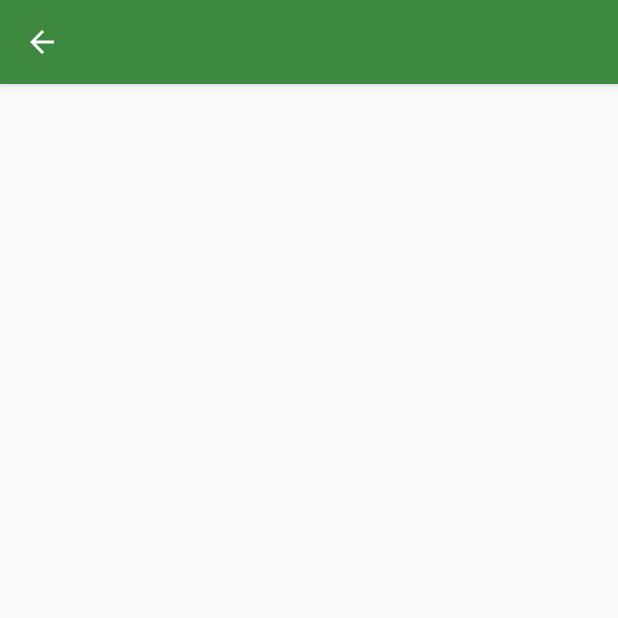
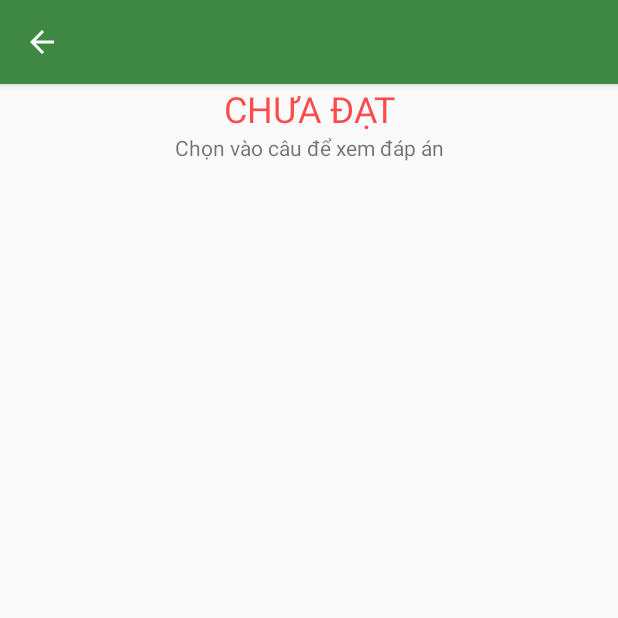
Before and after one commit to haidong94/TracNghiemLaiXe, an Android app: the MyAnswerActivity screen opened directly, with no data from a screen before it, on a phone screen of 412 x 824 dp, the top half of it. Run offline under Robolectric (Android 15) with nearby library versions, the phone set to English and light mode, and no system bars; 5 statements that could not run were skipped.

Commit message:
COMPLETE 18/04/17

```diff
--- a/app/src/main/java/com/example/dong/tracnghiemlaixe/MyAnswerActivity.java
+++ b/app/src/main/java/com/example/dong/tracnghiemlaixe/MyAnswerActivity.java
@@ -9,6 +9,7 @@ import android.support.v7.widget.RecyclerView;
 import android.support.v7.widget.Toolbar;
 import android.view.View;
 import android.widget.Button;
+import android.widget.LinearLayout;
 import android.widget.TextView;
 
 import com.example.dong.tracnghiemlaixe.adapter.RecyclerMyAnswerAdapter;
@@ -27,7 +28,8 @@ public class MyAnswerActivity extends AppCompatActivity {
     private GridLayoutManager lLayout;
     private Button btnSubmit;
     ArrayList<Items> listItem;
-    TextView txtCore;
+    TextView txtCore,txtResuit;
+    LinearLayout lnResult;
     @Override
     protected void onCreate(@Nullable Bundle savedInstanceState) {
         super.onCreate(savedInstanceState);
@@ -46,6 +48,11 @@ public class MyAnswerActivity extends AppCompatActivity {
         }
         txtCore.setVisibility(View.VISIBLE);
         txtCore.setText(i+"/"+listItem.size());
+
+        if(i>=16)
+            txtResuit.setText(getResources().getString(R.string.pass));
+        else
+            txtResuit.setText(getResources().getString(R.string.fail));
     }
 
     private void addControl() {
@@ -68,5 +75,9 @@ public class MyAnswerActivity extends AppCompatActivity {
         recyclerView.setLayoutManager(lLayout);
         adapter=new RecyclerMyAnswerAdapter(listItem,this);
         recyclerView.setAdapter(adapter);
+
+        lnResult= (LinearLayout) findViewById(R.id.lnResult);
+        txtResuit= (TextView) findViewById(R.id.txtResuit);
+        lnResult.setVisibility(View.VISIBLE);
     }
 }
--- a/app/src/main/res/layout/custom_question_layout.xml
+++ b/app/src/main/res/layout/custom_question_layout.xml
@@ -14,6 +14,7 @@
             android:id="@+id/txtQuestion"
             android:layout_width="wrap_content"
             android:layout_height="wrap_content"
+            android:layout_margin="5dp"
             android:text="cau hoi"
             android:textSize="18dp"
             android:textStyle="bold"
--- a/app/src/main/res/layout/list_recycler_layout.xml
+++ b/app/src/main/res/layout/list_recycler_layout.xml
@@ -19,7 +19,15 @@
                             android:id="@+id/rltLayout"
                             android:layout_width="match_parent"
                             android:layout_height="match_parent"
-                            android:visibility="gone">
+                            android:visibility="gone"
+                            >
+                                <TextView
+                                    android:id="@+id/txtTitle"
+                                    android:layout_width="wrap_content"
+                                    android:layout_height="wrap_content"
+                                    android:text="Title"
+                                    android:textSize="20dp"
+                                    android:layout_centerVertical="true" />
                                 <TextView
                                     android:id="@+id/second"
                                     android:text="00"
@@ -28,7 +36,7 @@
                                     android:layout_centerVertical="true"
                                     android:layout_width="wrap_content"
                                     android:layout_height="wrap_content"
-                                    android:layout_marginRight="10dp"/>
+                                    android:layout_marginRight="20dp"/>
                                 <ImageView
                                     android:id="@+id/imgNextPage"
                                     android:layout_width="wrap_content"
@@ -51,6 +59,30 @@
                 </android.support.v7.widget.Toolbar>
 
         </android.support.design.widget.AppBarLayout>
+
+        <LinearLayout
+            android:id="@+id/lnResult"
+            android:layout_width="match_parent"
+            android:layout_height="wrap_content"
+            android:orientation="vertical"
+            android:visibility="gone"
+           >
+                <TextView
+                    android:id="@+id/txtResuit"
+                    android:text="Resuit"
+                    android:textColor="@color/red"
+                    android:textSize="24dp"
+                    android:gravity="center"
+                    android:layout_width="match_parent"
+                    android:layout_height="wrap_content" />
+                <TextView
+                    android:text="Chọn vào câu để xem đáp án"
+                    android:gravity="center"
+                    android:layout_width="match_parent"
+                    android:layout_height="wrap_content" />
+
+        </LinearLayout>
+
 
         <FrameLayout
             android:layout_width="match_parent"
--- a/app/src/main/res/values-v21/styles.xml
+++ b/app/src/main/res/values-v21/styles.xml
@@ -11,8 +11,8 @@
     <style name="AppTheme.NoActionBar">
         <item name="windowActionBar">false</item>
         <item name="windowNoTitle">true</item>
+    </style>
 
-    </style>
 
     <style name="AppTheme.AppBarOverlay" parent="ThemeOverlay.AppCompat.Dark.ActionBar" />
 
--- a/app/src/main/res/values/strings.xml
+++ b/app/src/main/res/values/strings.xml
@@ -2,8 +2,9 @@
     <string name="app_name">TracNghiemLaiXe</string>
     <string name="suggest">\u0020 Hướng dẫn thi lý thuyết</string>
     <string name="pratice"> \u0020 Hướng dẫn thi thực hành</string>
-    <string name="test"> \u0020 Làm bài thi</string>
+    <string name="test"> \u0020 Bài thi</string>
     <string name="book">\u0020 Ôn thi</string>
+    <string name="exam">Đề thi</string>
     <string name="suggest1">1.Câu hỏi về \"hành vi bị nghiêm cấm\" </string>
     <string name="suggest1a"> - Nếu có 02 phương án thì chọn cả (1) và (2) nhưng nếu có trên 02 p/a thì phải đọc kĩ- câu 14,15,22,23,25,29   \n •Vạch – phố - dải – phần: chọn đ/a (1) - câu 2,3,5,6 \n •Ưu – phương – làn: chọn đ/a (2)        - câu 4,8,10 \n •Nếu trong câu hỏi có cụm từ \" tham gia\" mà có 2 p/a thì chọn ngay cả 2 phương án. - câu 11,12</string>
     <string name="suggest2">2.Câu hỏi về hiệu lệnh của CSGT</string>
@@ -17,7 +18,9 @@
     <string name="suggest6">6.Quy định nhường đường tại nơi giao nhau:</string>
     <string name="suggest6a">•CÓ vòng xuyến: nhường bênTRÁI - câu 49  \n•KHÔNG CÓ vòng xuyến: nhường bên tay PHẢI - câu 51 \n•Xe đi trên đường nhánh phải nhường đường cho tất cả  - câu 50 \n•Phương tiện giao thông đường sắt được ưu tiên hoàn toàn so với đường bộ - câu 52 \n•Đường ưu tiên là đường \"được nhường\"  - câu 8 \n Ngoài ra, đối với các câu 31,42,43,45,46,54,60 và 63,67 - có 03 đáp án trong đó đáp án ngắn nhất sai - chọn 2 đáp án còn lại</string>
     <string name="titletDialog">Question</string>
-    <string name="mesageDialog">\"Enter Question\"</string>
+    <string name="mesageDialog">Enter Question</string>
     <string name="noResuilt">Không có câu này!!!</string>
+    <string name="pass">ĐẠT</string>
+    <string name="fail">CHƯA ĐẠT</string>
 
 </resources>
```
Also changed, not shown: app/src/main/AndroidManifest.xml (+4 -4 lines), app/src/main/java/com/example/dong/tracnghiemlaixe/AnswerActivity.java (+13 -6 lines), app/src/main/java/com/example/dong/tracnghiemlaixe/BookActivity.java (+14 -8 lines), app/src/main/java/com/example/dong/tracnghiemlaixe/TestActivity.java (+12 -7 lines).
